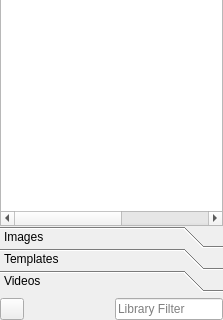
cambell-prince/casparcg-client, file trunk/Widgets/Library/LibraryWidget.ui: the form before one commit; both pictures show x 0 to 223 and y 263 to 583 of the 223 by 583 pixel window.
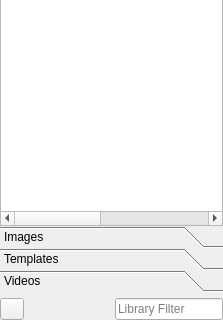
The form after the commit. The open tabs and pages were chosen to show the change.

Diff of the .ui file:
```diff
--- a/trunk/Widgets/Library/LibraryWidget.ui
+++ b/trunk/Widgets/Library/LibraryWidget.ui
@@ -33,8 +33,8 @@
        <rect>
         <x>0</x>
         <y>0</y>
-        <width>98</width>
-        <height>71</height>
+        <width>223</width>
+        <height>469</height>
        </rect>
       </property>
       <attribute name="label">
@@ -80,6 +80,11 @@
            <string>Id</string>
           </property>
          </column>
+         <column>
+          <property name="text">
+           <string>Label</string>
+          </property>
+         </column>
          <column>
           <property name="text">
            <string>DeviceName</string>
```
Left out of the diff: 21 changed lines with no effect on the pictures.
